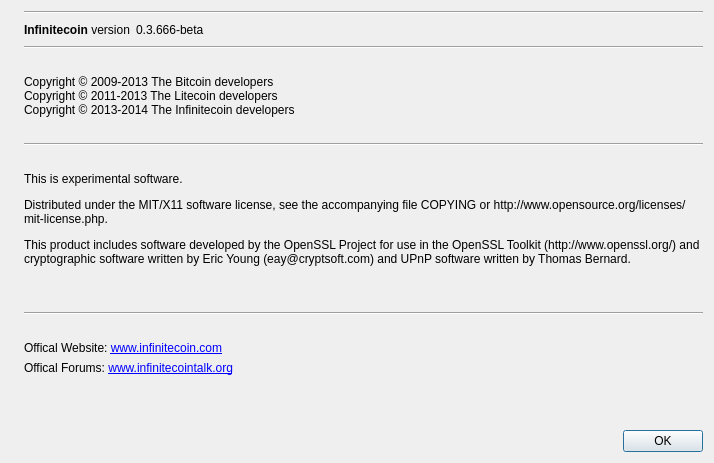
The window that src/qt/forms/aboutdialog.ui (infinitecoin/infinitecoin) describes before a commit, drawn with Qt 5.
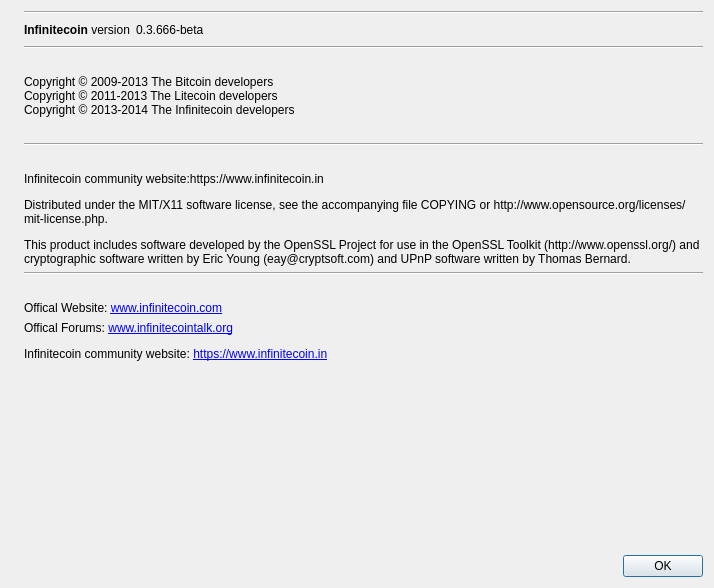
The same window after the commit. Icons and pictures are not drawn.

Commit message: look https://ifc.1e9.cc/archives/108.html

The edit to the form file:
```diff
--- a/src/qt/forms/aboutdialog.ui
+++ b/src/qt/forms/aboutdialog.ui
@@ -7,7 +7,7 @@
     <x>0</x>
     <y>0</y>
     <width>714</width>
-    <height>463</height>
+    <height>588</height>
    </rect>
   </property>
   <property name="windowTitle">
@@ -154,7 +154,7 @@
         <cursorShape>ArrowCursor</cursorShape>
        </property>
        <property name="text">
-        <string>&lt;html&gt;&lt;head/&gt;&lt;body&gt;&lt;p&gt;This is experimental software.&lt;/p&gt;&lt;p&gt;Distributed under the MIT/X11 software license, see the accompanying file COPYING or http://www.opensource.org/licenses/mit-license.php.&lt;/p&gt;&lt;p&gt;This product includes software developed by the OpenSSL Project for use in the OpenSSL Toolkit (http://www.openssl.org/) and cryptographic software written by Eric Young (eay@cryptsoft.com) and UPnP software written by Thomas Bernard.&lt;/p&gt;&lt;/body&gt;&lt;/html&gt;</string>
+        <string>&lt;html&gt;&lt;head/&gt;&lt;body&gt;&lt;p&gt;Infinitecoin community website:https://www.infinitecoin.in&lt;/p&gt;&lt;p&gt;Distributed under the MIT/X11 software license, see the accompanying file COPYING or http://www.opensource.org/licenses/mit-license.php.&lt;/p&gt;&lt;p&gt;This product includes software developed by the OpenSSL Project for use in the OpenSSL Toolkit (http://www.openssl.org/) and cryptographic software written by Eric Young (eay@cryptsoft.com) and UPnP software written by Thomas Bernard.&lt;/p&gt;&lt;/body&gt;&lt;/html&gt;</string>
        </property>
        <property name="wordWrap">
         <bool>true</bool>
@@ -164,32 +164,6 @@
        </property>
       </widget>
      </item>
-     <item>
-      <spacer name="horizontalSpacer_5">
-       <property name="orientation">
-        <enum>Qt::Horizontal</enum>
-       </property>
-       <property name="sizeHint" stdset="0">
-        <size>
-         <width>40</width>
-         <height>20</height>
-        </size>
-       </property>
-      </spacer>
-     </item>
-     <item>
-      <spacer name="horizontalSpacer_2">
-       <property name="orientation">
-        <enum>Qt::Horizontal</enum>
-       </property>
-       <property name="sizeHint" stdset="0">
-        <size>
-         <width>40</width>
-         <height>20</height>
-        </size>
-       </property>
-      </spacer>
-     </item>
      <item>
       <widget class="Line" name="line_3">
        <property name="orientation">
@@ -229,7 +203,7 @@
         <enum>Qt::DefaultContextMenu</enum>
        </property>
        <property name="text">
-        <string>Offical Forums: &lt;a href=&quot;http://www.infinitecointalk.org/&quot;&gt;www.infinitecointalk.org&lt;/a&gt;</string>
+        <string>&lt;html&gt;&lt;head/&gt;&lt;body&gt;&lt;p&gt;Offical Forums: &lt;a href=&quot;http://www.infinitecointalk.org/&quot;&gt;&lt;span style=&quot; text-decoration: underline; color:#0000ff;&quot;&gt;www.infinitecointalk.org&lt;/span&gt;&lt;/a&gt;&lt;/p&gt;&lt;p&gt;Infinitecoin community website: &lt;a href=&quot;https://www.infinitecoin.in&quot;&gt;&lt;span style=&quot; text-decoration: underline; color:#0000ff;&quot;&gt;https://www.infinitecoin.in&lt;/span&gt;&lt;/a&gt;&lt;/p&gt;&lt;/body&gt;&lt;/html&gt;</string>
        </property>
        <property name="openExternalLinks">
         <bool>true</bool>
```
The commit also changes 70 other files.
